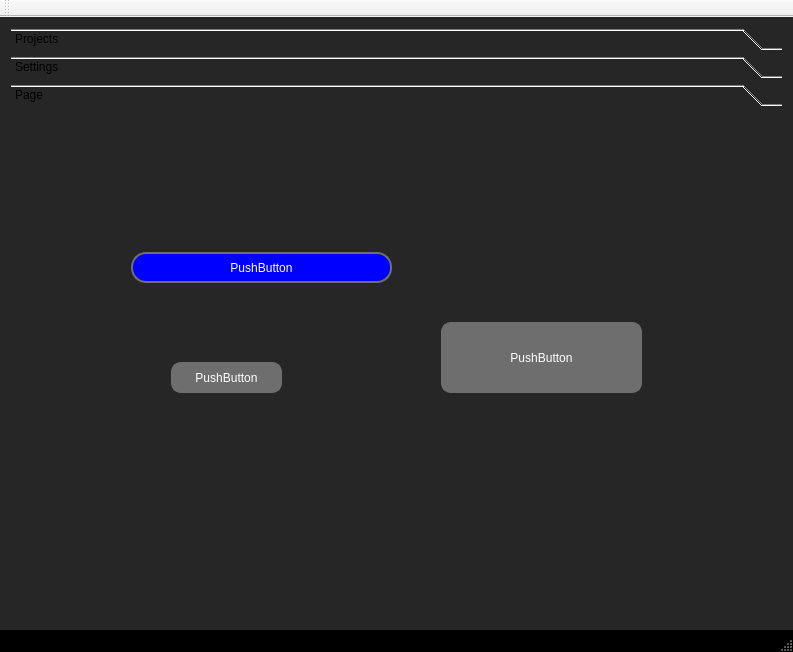
This is UnrealManager.ui in Kiukey/UnrealManager as Qt 5 draws it before an edit. The edited form follows.
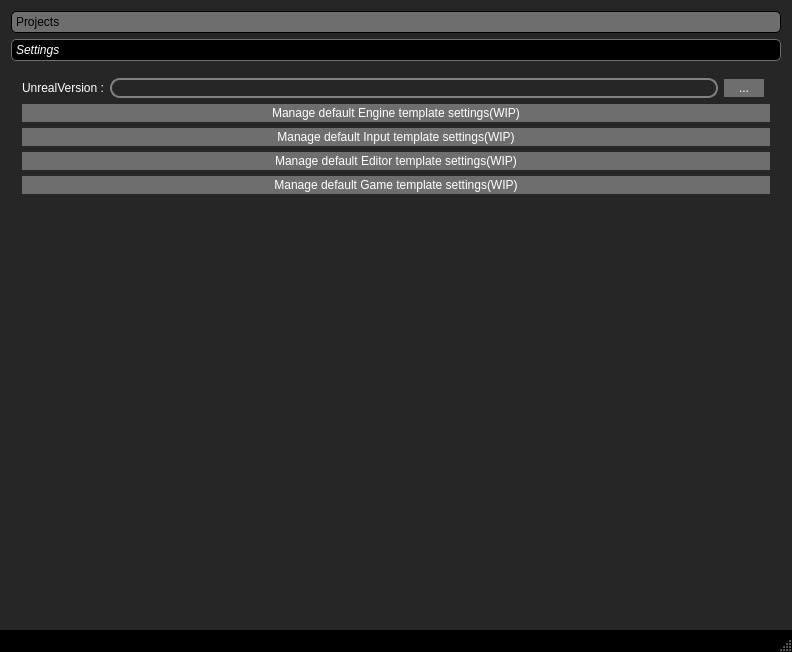
This is the edited form. The open tabs and pages were chosen to show the change.

Diff of the .ui file:
```diff
--- a/UnrealManager.ui
+++ b/UnrealManager.ui
@@ -6,7 +6,7 @@
    <rect>
     <x>0</x>
     <y>0</y>
-    <width>793</width>
+    <width>792</width>
     <height>652</height>
    </rect>
   </property>
@@ -64,7 +64,28 @@
  background-color: #999999;
 color:black
 }
-</string>
+
+QToolBox::tab {
+    background: #6E6E6E;
+    border-radius: 5px;
+	border : 1px solid dark;
+    color: black;
+}
+
+QToolBox::tab:selected { /* italicize selected tabs */
+	background: black;
+	border : 1px solid #6E6E6E;
+    font: italic;
+    color: white;
+}
+
+QToolBox::tab:hover:!selected
+{ 
+	background: #999999;
+	border : 1px solid #6E6E6E;
+    font: italic;
+    color: white;
+}</string>
       </property>
       <property name="currentIndex">
        <number>0</number>
@@ -429,8 +450,8 @@
         <rect>
          <x>0</x>
          <y>0</y>
-         <width>775</width>
-         <height>489</height>
+         <width>774</width>
+         <height>553</height>
         </rect>
        </property>
        <attribute name="label">
@@ -458,6 +479,15 @@
             <verstretch>0</verstretch>
            </sizepolicy>
           </property>
+          <property name="styleSheet">
+           <string notr="true">QLineEdit {
+    border: 2px solid gray;
+    border-radius: 10px;
+    padding: 0 8px;
+    selection-background-color: darkgray;
+	color : white;
+}</string>
+          </property>
           <property name="alignment">
            <set>Qt::AlignLeading|Qt::AlignLeft|Qt::AlignTop</set>
           </property>
@@ -473,22 +503,6 @@
           </property>
          </widget>
         </item>
-        <item row="0" column="3">
-         <spacer name="horizontalSpacer">
-          <property name="orientation">
-           <enum>Qt::Horizontal</enum>
-          </property>
-          <property name="sizeType">
-           <enum>QSizePolicy::Fixed</enum>
-          </property>
-          <property name="sizeHint" stdset="0">
-           <size>
-            <width>40</width>
-            <height>20</height>
-           </size>
-          </property>
-         </spacer>
-        </item>
         <item row="1" column="0" colspan="4">
          <widget class="QPushButton" name="pushButton">
           <property name="text">
@@ -519,6 +533,32 @@
         </item>
         <item row="0" column="2">
          <widget class="QPushButton" name="localizeUnrealFolderButton">
+          <property name="sizePolicy">
+           <sizepolicy hsizetype="Fixed" vsizetype="Fixed">
+            <horstretch>0</horstretch>
+            <verstretch>0</verstretch>
+           </sizepolicy>
+          </property>
+          <property name="minimumSize">
+           <size>
+            <width>40</width>
+            <height>0</height>
+           </size>
+          </property>
+          <property name="styleSheet">
+           <string notr="true">QPushButton:enabled
+{
+ background-color: #6E6E6E;
+  border: 2px solid #6E6E6E;
+  border-radius: 10px;
+}
+
+QPushButton:hover:!pressed
+{
+ background-color: #999999;
+color:black
+}</string>
+          </property>
           <property name="text">
            <string>...</string>
           </property>
@@ -526,97 +566,10 @@
         </item>
        </layout>
       </widget>
-      <widget class="QWidget" name="page_2">
-       <attribute name="label">
-        <string>Page</string>
-       </attribute>
-       <widget class="QPushButton" name="pushButton_5">
-        <property name="geometry">
-         <rect>
-          <x>120</x>
-          <y>140</y>
-          <width>261</width>
-          <height>31</height>
-         </rect>
-        </property>
-        <property name="styleSheet">
-         <string notr="true">background-color : blue;
-color: white;
-border-radius:15px</string>
-        </property>
-        <property name="text">
-         <string>PushButton</string>
-        </property>
-       </widget>
-       <widget class="QPushButton" name="pushButton_6">
-        <property name="geometry">
-         <rect>
-          <x>160</x>
-          <y>250</y>
-          <width>111</width>
-          <height>31</height>
-         </rect>
-        </property>
-        <property name="styleSheet">
-         <string notr="true">QPushButton{
-border-radius : 15px;
-border : 1px solid #FFFF00;
-border-top : 1px solid #FFFF00;
-color : white
-}
-
-QPushButton:enabled
-{
- background-color: #6E6E6E;
-  border: 2px solid #6E6E6E;
-  border-radius: 10px;
-}
-
-QPushButton:hover:!pressed
-{
-	background-color : white;
-}</string>
-        </property>
-        <property name="text">
-         <string>PushButton</string>
-        </property>
-       </widget>
-       <widget class="QPushButton" name="pushButton_7">
-        <property name="geometry">
-         <rect>
-          <x>430</x>
-          <y>210</y>
-          <width>201</width>
-          <height>71</height>
-         </rect>
-        </property>
-        <property name="text">
-         <string>PushButton</string>
-        </property>
-       </widget>
-      </widget>
      </widget>
     </item>
    </layout>
   </widget>
-  <widget class="QMenuBar" name="menuBar">
-   <property name="geometry">
-    <rect>
-     <x>0</x>
-     <y>0</y>
-     <width>793</width>
-     <height>22</height>
-    </rect>
-   </property>
-  </widget>
-  <widget class="QToolBar" name="mainToolBar">
-   <attribute name="toolBarArea">
-    <enum>TopToolBarArea</enum>
-   </attribute>
-   <attribute name="toolBarBreak">
-    <bool>false</bool>
-   </attribute>
-  </widget>
   <widget class="QStatusBar" name="statusBar"/>
   <action name="ActionFindProject">
    <property name="text">
```
Left out of the diff: 32 changed lines with no effect on the pictures.
